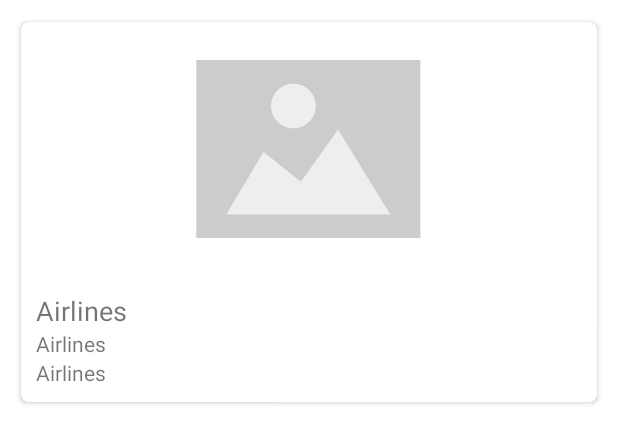
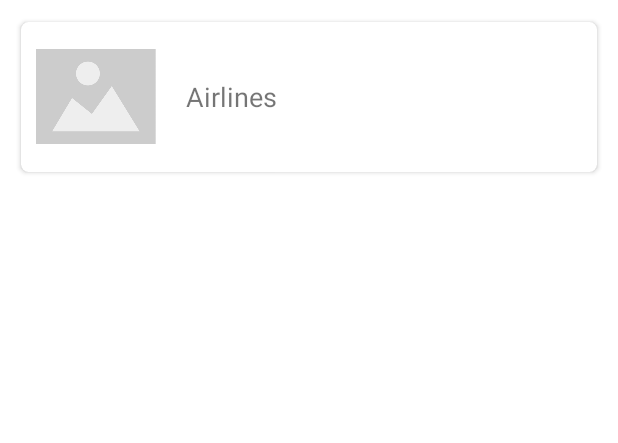
Before and after one commit to tilakas13/KoltinAirlinesApp, an Android app: the layout item_list_airline.xml on its own in the app's theme, with its tools: preview values and no code run, on a phone screen of 412 x 824 dp. Shown: the top 443 px of the screen. Run offline under Robolectric (Android 15) with nearby library versions, the phone set to English and light mode, and no system bars.

Commit message:
code refactor

```diff
--- a/app/src/main/java/com/apps/tilak/airlines/constants/AppConstants.kt
+++ b/app/src/main/java/com/apps/tilak/airlines/constants/AppConstants.kt
@@ -2,4 +2,5 @@ package com.apps.tilak.airlines.constants
 
 object AppConstants {
     const val BASE_URL = "https://www.kayak.com/"
+    const val LOG_TAG = "app_log"
 }
--- a/app/src/main/java/com/apps/tilak/airlines/data/model/AirlineItem.kt
+++ b/app/src/main/java/com/apps/tilak/airlines/data/model/AirlineItem.kt
@@ -2,7 +2,7 @@ package com.apps.tilak.airlines.data.model
 
 import android.os.Parcelable
 import com.google.gson.annotations.SerializedName
-import kotlinx.android.parcel.Parcelize
+import kotlinx.parcelize.Parcelize
 
 @Parcelize
 data class AirlineItem(
--- a/app/src/main/res/layout/item_list_airline.xml
+++ b/app/src/main/res/layout/item_list_airline.xml
@@ -8,14 +8,14 @@
     <androidx.cardview.widget.CardView
         android:layout_width="match_parent"
         android:layout_height="wrap_content"
-        android:elevation="@dimen/elevation_cardview"
+        android:elevation="@dimen/elevation_card_view"
         app:cardCornerRadius="@dimen/cardCornerRadius"
         app:cardUseCompatPadding="true">
 
-        <LinearLayout
+        <RelativeLayout
+            android:id="@+id/container_item_airline"
             android:layout_width="match_parent"
-            android:layout_height="wrap_content"
-            android:orientation="vertical">
+            android:layout_height="wrap_content">
 
             <ImageView
                 android:id="@+id/image_airline"
@@ -27,37 +27,19 @@
                 android:scaleType="centerInside"
                 android:src="@drawable/default_airline" />
 
-            <LinearLayout
+
+            <TextView
+                android:id="@+id/name_airlines"
                 android:layout_width="match_parent"
                 android:layout_height="wrap_content"
                 android:layout_margin="10dp"
-                android:orientation="vertical">
+                android:layout_centerVertical="true"
+                android:layout_toEndOf="@id/image_airline"
+                android:text="@string/app_name"
+                android:textSize="@dimen/text_size_title_list_item" />
 
-                <TextView
-                    android:id="@+id/name_airlines"
-                    android:layout_width="match_parent"
-                    android:layout_height="wrap_content"
-                    android:text="@string/app_name"
-                    android:textSize="@dimen/text_size_title_list_item" />
 
-                <TextView
-                    android:id="@+id/phone_number"
-                    android:layout_width="match_parent"
-                    android:layout_height="wrap_content"
-                    android:text="@string/app_name"
-                    android:autoLink="all"
-                    android:textSize="@dimen/text_size_desc_list_item" />
-
-                <TextView
-                    android:id="@+id/site_url"
-                    android:layout_width="match_parent"
-                    android:layout_height="wrap_content"
-                    android:text="@string/app_name"
-                    android:autoLink="web"
-                    android:textSize="@dimen/text_size_desc_list_item" />
-
-            </LinearLayout>
-        </LinearLayout>
+        </RelativeLayout>
     </androidx.cardview.widget.CardView>
 
 </RelativeLayout>
--- a/app/src/main/res/values/dimens.xml
+++ b/app/src/main/res/values/dimens.xml
@@ -2,11 +2,11 @@
 <resources>
     <dimen name="text_size_title_list_item">18sp</dimen>
     <dimen name="text_size_desc_list_item">14sp</dimen>
-    <dimen name="elevation_cardview">5dp</dimen>
+    <dimen name="elevation_card_view">5dp</dimen>
     <dimen name="padding_card_item">10dp</dimen>
     <dimen name="cardCornerRadius">5dp</dimen>
     <dimen name="margin_item_desc">10dp</dimen>
-    <dimen name="width_image_list">150dp</dimen>
+    <dimen name="width_image_list">80dp</dimen>
     <dimen name="dimen_progress_bar">50dp</dimen>
     <dimen name="spacing_view">20dp</dimen>
     <dimen name="dimen_detail_image">200dp</dimen>
--- a/build.gradle
+++ b/build.gradle
@@ -1,6 +1,6 @@
 // Top-level build file where you can add configuration options common to all sub-projects/modules.
 buildscript {
-    ext.kotlin_version = "1.4.30"
+    ext.kotlin_version = "1.4.31"
     repositories {
         google()
         jcenter()
```
Also changed, not shown: app/src/main/java/com/apps/tilak/airlines/view/listAirlines/AirlineListFragment.kt (+6 -9 lines), app/src/main/java/com/apps/tilak/airlines/view/listAirlines/AirlinesListAdapter.kt (+5 -11 lines).
